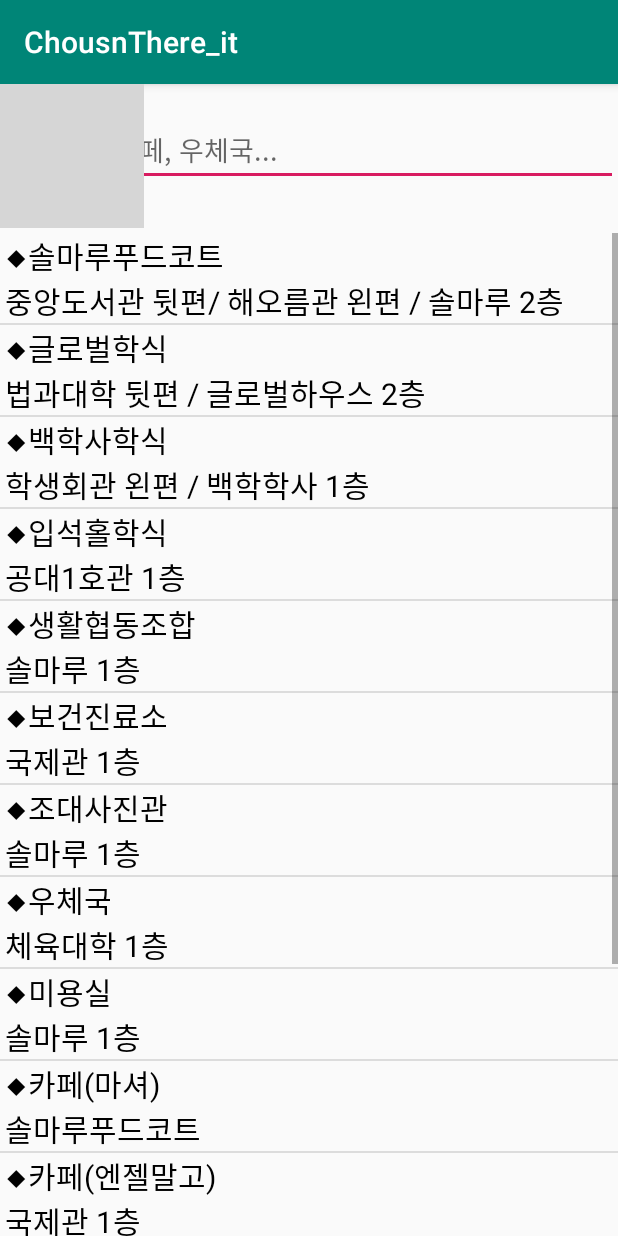
After one commit to kjuhyo/ChosunThere_it, an Android app: the other screen opened directly, with no data from a screen before it, on a phone screen of 412 x 824 dp. The commit adds this screen. Run offline under Robolectric (Android 15) with nearby library versions, the phone set to English and light mode, and no system bars; grey boxes are pictures that could not be loaded.

Commit message:
other(그외내부), Adapter 파일 생성

```diff
--- a/app/src/main/AndroidManifest.xml
+++ b/app/src/main/AndroidManifest.xml
@@ -9,16 +9,18 @@
         android:roundIcon="@mipmap/ic_launcher_round"
         android:supportsRtl="true"
         android:theme="@style/AppTheme">
-<!--        소영 : Splash 추가-->
-        <activity android:name=".SplashActivity" android:theme="@style/SplashTheme">
+        <activity android:name=".other"></activity>
+        <!-- 소영 : Splash 추가 -->
+        <activity
+            android:name=".SplashActivity"
+            android:theme="@style/SplashTheme">
             <intent-filter>
                 <action android:name="android.intent.action.MAIN" />
 
                 <category android:name="android.intent.category.LAUNCHER" />
             </intent-filter>
         </activity>
-        <activity android:name=".MainActivity">
-        </activity>
+        <activity android:name=".MainActivity"></activity>
     </application>
 
 </manifest>
--- a/app/src/main/java/com/example/chousnthere_it/MainActivity.java
+++ b/app/src/main/java/com/example/chousnthere_it/MainActivity.java
@@ -2,7 +2,9 @@ package com.example.chousnthere_it;
 
 import androidx.appcompat.app.AppCompatActivity;
 
+import android.content.Intent;
 import android.os.Bundle;
+import android.view.View;
 
 public class MainActivity extends AppCompatActivity {
 
@@ -12,5 +14,9 @@ public class MainActivity extends AppCompatActivity {
         setContentView(R.layout.activity_main);
     }
 
-    //juhyo test
+    public void onClick_other(View view){
+        Intent intent =new Intent(this, other.class);
+        startActivity(intent);
+    }
+
 }
--- /dev/null
+++ b/app/src/main/java/com/example/chousnthere_it/SearchAdapter.java
@@ -0,0 +1,59 @@
+package com.example.chousnthere_it;
+
+import android.content.Context;
+import android.view.LayoutInflater;
+import android.view.View;
+import android.view.ViewGroup;
+import android.widget.BaseAdapter;
+import android.widget.TextView;
+
+import java.util.List;
+
+public class SearchAdapter extends BaseAdapter {
+    Context context;
+    List<String> list;
+    LayoutInflater inflate;
+    ViewHolder viewHolder;
+
+    public SearchAdapter(List<String> list, Context context){
+        this.list = list;
+        this.context = context;
+        this.inflate = LayoutInflater.from(context);
+    }
+    @Override
+    public int getCount() {
+        return list.size();
+    }
+
+    @Override
+    public Object getItem(int i) {
+        return null;
+    }
+
+    @Override
+    public long getItemId(int i) {
+        return 0;
+    }
+
+    @Override
+    public View getView(int position, View convertView, ViewGroup viewGroup) {
+        if(convertView == null){
+            convertView = inflate.inflate(R.layout.sub_listview,null);
+
+            viewHolder = new ViewHolder();
+            viewHolder.label = convertView.findViewById(R.id.label);
+
+            convertView.setTag(viewHolder);
+        }else{
+            viewHolder = (ViewHolder)convertView.getTag();
+        }
+
+        viewHolder.label.setText(list.get(position));
+
+        return convertView;
+    }
+
+    class ViewHolder{
+        public TextView label;
+    }
+}
--- /dev/null
+++ b/app/src/main/java/com/example/chousnthere_it/other.java
@@ -0,0 +1,111 @@
+package com.example.chousnthere_it;
+
+import androidx.appcompat.app.AppCompatActivity;
+
+
+import java.util.ArrayList;
+import java.util.List;
+
+import android.os.Bundle;
+import android.text.Editable;
+import android.text.TextWatcher;
+import android.widget.EditText;
+import android.widget.ImageView;
+import android.widget.ListView;
+
+public class other extends AppCompatActivity {
+
+    ListView listView; //목록 보여줌
+    ImageView imageView;
+    EditText editSearch; //검색창
+    SearchAdapter adapter; //검색 위한 어댑터
+    ArrayList<String> arraylist2; //데이터 복사본 담을 리스트
+    List<String> list2; //데이터 담을 리스트
+
+    @Override
+
+    protected void onCreate(Bundle savedInstanceState) {
+
+        super.onCreate(savedInstanceState);
+        setContentView(R.layout.activity_other);
+
+        editSearch = (EditText) findViewById(R.id.editSearch);
+        listView = (ListView) findViewById(R.id.listview);
+        imageView=(ImageView)findViewById(R.id.searchbar);
+
+        list2 = new ArrayList<>();
+
+        other_List();
+
+        // 리스트의 모든 데이터를 arraylist에 복사한다.
+        arraylist2 = new ArrayList<>();
+        arraylist2.addAll(list2);
+
+        adapter = new SearchAdapter(list2, this);
+        listView.setAdapter(adapter);
+
+
+        editSearch.addTextChangedListener(new TextWatcher() {
+            @Override
+            public void beforeTextChanged(CharSequence charSequence, int i, int i1, int i2) {
+            }
+
+            @Override
+            public void onTextChanged(CharSequence charSequence, int i, int i1, int i2) {
+
+            }
+
+            @Override
+            public void afterTextChanged(Editable editable) {
+                String text = editSearch.getText().toString();
+                search(text);
+            }
+        });
+
+
+    }
+
+    // 검색 수행하는 메소드
+    public void search(String charText) {
+
+        list2.clear();
+
+        // 문자 입력이 없을때는 모든 데이터를 보여준다.
+        if (charText.length() == 0) {
+            list2.addAll(arraylist2);
+        }
+
+        else {
+            for (int i = 0; i < arraylist2.size(); i++) {
+                if (arraylist2.get(i).toLowerCase().contains(charText)) {
+                    list2.add(arraylist2.get(i));
+                }
+            }
+        }
+
+        adapter.notifyDataSetChanged();
+    }
+
+    public void other_List() {
+
+        list2.add("◆솔마루푸드코트\n중앙도서관 뒷편/ 해오름관 왼편 / 솔마루 2층");
+        list2.add("◆글로벌학식\n법과대학 뒷편 / 글로벌하우스 2층");
+        list2.add("◆백학사학식\n학생회관 왼편 / 백학학사 1층");
+        list2.add("◆입석홀학식\n공대1호관 1층");
+        list2.add("◆생활협동조합\n솔마루 1층");
+        list2.add("◆보건진료소\n국제관 1층");
+        list2.add("◆조대사진관\n솔마루 1층");
+        list2.add("◆우체국\n체육대학 1층");
+        list2.add("◆미용실\n솔마루 1층");
+        list2.add("◆카페(마셔)\n솔마루푸드코트");
+        list2.add("◆카페(엔젤말고)\n국제관 1층");
+        list2.add("◆카페(엔젤말고)\n공대1호관 1층");
+        list2.add("◆카페(블루~~)\n글로벌하우스 2층");
+        list2.add("◆은행(신협-atm)\n체육대학 1층");
+        list2.add("◆은행(광주은행-창구)\n본관 북측");
+
+
+    }
+
+
+}
--- a/app/src/main/res/layout/activity_main.xml
+++ b/app/src/main/res/layout/activity_main.xml
@@ -5,6 +5,19 @@
     android:layout_width="match_parent"
     android:layout_height="match_parent"
     tools:context=".MainActivity">
+
+    <LinearLayout
+        android:layout_width="match_parent"
+        android:layout_height="match_parent"
+        android:orientation="horizontal">
+
+        <Button
+            android:id="@+id/other_button"
+            android:onClick="onClick_other"
+            android:layout_width="wrap_content"
+            android:layout_height="wrap_content"
+            android:text="other" />
+    </LinearLayout>
 
     <TextView
         android:layout_width="98dp"
--- /dev/null
+++ b/app/src/main/res/layout/activity_other.xml
@@ -0,0 +1,37 @@
+<?xml version="1.0" encoding="utf-8"?>
+<androidx.constraintlayout.widget.ConstraintLayout xmlns:android="http://schemas.android.com/apk/res/android"
+    xmlns:app="http://schemas.android.com/apk/res-auto"
+    xmlns:tools="http://schemas.android.com/tools"
+    android:layout_width="match_parent"
+    android:layout_height="match_parent"
+    tools:context=".other">
+
+    <RelativeLayout
+        android:layout_width="match_parent"
+        android:layout_height="match_parent"
+        tools:layout_editor_absoluteX="0dp">
+
+        <ImageView
+            android:id="@+id/searchbar"
+            android:layout_width="wrap_content"
+            android:layout_height="wrap_content"
+            android:src="@drawable/searchbar"></ImageView>
+
+        <EditText
+            android:id="@+id/editSearch"
+            android:layout_width="match_parent"
+            android:layout_height="wrap_content"
+            android:layout_marginTop="20dp"
+            android:hint="ex) 학식, 카페, 우체국..."></EditText>
+
+        <ListView
+            android:id="@+id/listview"
+            android:layout_width="match_parent"
+            android:layout_height="match_parent"
+            android:layout_below="@+id/searchbar"
+
+            android:layout_alignParentLeft="true"
+            android:layout_marginLeft="-2dp"
+            android:layout_marginTop="3dp"></ListView>
+    </RelativeLayout>
+</androidx.constraintlayout.widget.ConstraintLayout>
--- /dev/null
+++ b/app/src/main/res/layout/sub_listview.xml
@@ -0,0 +1,15 @@
+<?xml version="1.0" encoding="utf-8"?>
+<LinearLayout xmlns:android="http://schemas.android.com/apk/res/android"
+    android:layout_width="match_parent"
+    android:layout_height="match_parent">
+
+    <TextView
+        android:id="@+id/label"
+        android:layout_width="match_parent"
+        android:layout_height="match_parent"
+        android:gravity="left|center_vertical"
+        android:paddingLeft="5dp"
+        android:textColor="#000000"
+        android:textSize="20dp"/>
+
+</LinearLayout>
```
